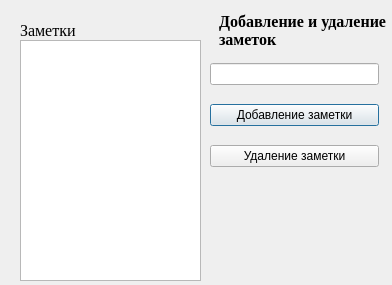
First picture: the form in заметки/note_ui.ui, repository saimyy/PyQT_project, before the edit.
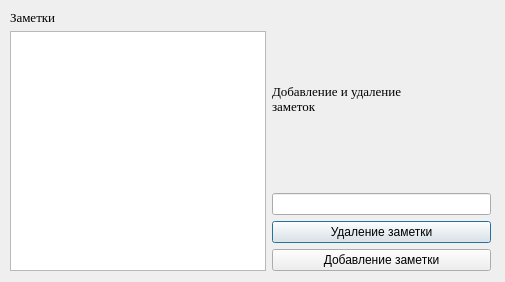
Second picture: the form after the edit.

What changed in the file:
```diff
--- a/заметки/note_ui.ui
+++ b/заметки/note_ui.ui
@@ -6,68 +6,31 @@
    <rect>
     <x>0</x>
     <y>0</y>
-    <width>392</width>
-    <height>285</height>
+    <width>505</width>
+    <height>282</height>
    </rect>
   </property>
   <property name="windowTitle">
    <string>Dialog</string>
   </property>
-  <widget class="QListWidget" name="list_notes">
-   <property name="geometry">
-    <rect>
-     <x>20</x>
-     <y>40</y>
-     <width>181</width>
-     <height>241</height>
-    </rect>
-   </property>
-  </widget>
-  <widget class="QWidget" name="layoutWidget">
-   <property name="geometry">
-    <rect>
-     <x>210</x>
-     <y>50</y>
-     <width>169</width>
-     <height>131</height>
-    </rect>
-   </property>
-   <layout class="QVBoxLayout" name="verticalLayout">
-    <item>
-     <widget class="QLineEdit" name="new_note"/>
-    </item>
-    <item>
-     <widget class="QPushButton" name="addBtn">
-      <property name="text">
-       <string>Добавление заметки</string>
-      </property>
-     </widget>
-    </item>
-    <item>
-     <widget class="QPushButton" name="pushButton_2">
-      <property name="text">
-       <string>Удаление заметки</string>
-      </property>
-     </widget>
-    </item>
-   </layout>
-  </widget>
   <widget class="QWidget" name="">
    <property name="geometry">
     <rect>
-     <x>20</x>
+     <x>10</x>
      <y>10</y>
-     <width>391</width>
-     <height>41</height>
+     <width>481</width>
+     <height>261</height>
     </rect>
    </property>
    <layout class="QHBoxLayout" name="horizontalLayout">
     <item>
+     <layout class="QVBoxLayout" name="verticalLayout">
+      <item>
      <widget class="QLabel" name="notes">
       <property name="font">
        <font>
         <family>Times New Roman</family>
-        <pointsize>12</pointsize>
+          <pointsize>10</pointsize>
        </font>
       </property>
       <property name="text">
@@ -76,13 +39,18 @@
      </widget>
     </item>
     <item>
+       <widget class="QListWidget" name="list_notes"/>
+      </item>
+     </layout>
+    </item>
+    <item>
+     <layout class="QVBoxLayout" name="verticalLayout_2">
+      <item>
      <widget class="QLabel" name="label">
       <property name="font">
        <font>
         <family>Times New Roman</family>
-        <pointsize>12</pointsize>
-        <weight>75</weight>
-        <bold>true</bold>
+          <pointsize>10</pointsize>
        </font>
       </property>
       <property name="text">
@@ -90,6 +58,25 @@
 заметок</string>
       </property>
      </widget>
+      </item>
+      <item>
+       <widget class="QLineEdit" name="new_note"/>
+      </item>
+      <item>
+       <widget class="QPushButton" name="pushButton_2">
+        <property name="text">
+         <string>Удаление заметки</string>
+        </property>
+       </widget>
+      </item>
+      <item>
+       <widget class="QPushButton" name="addBtn">
+        <property name="text">
+         <string>Добавление заметки</string>
+        </property>
+       </widget>
+      </item>
+     </layout>
     </item>
    </layout>
   </widget>
```
Lines whose indentation alone changed are shown as unchanged.
